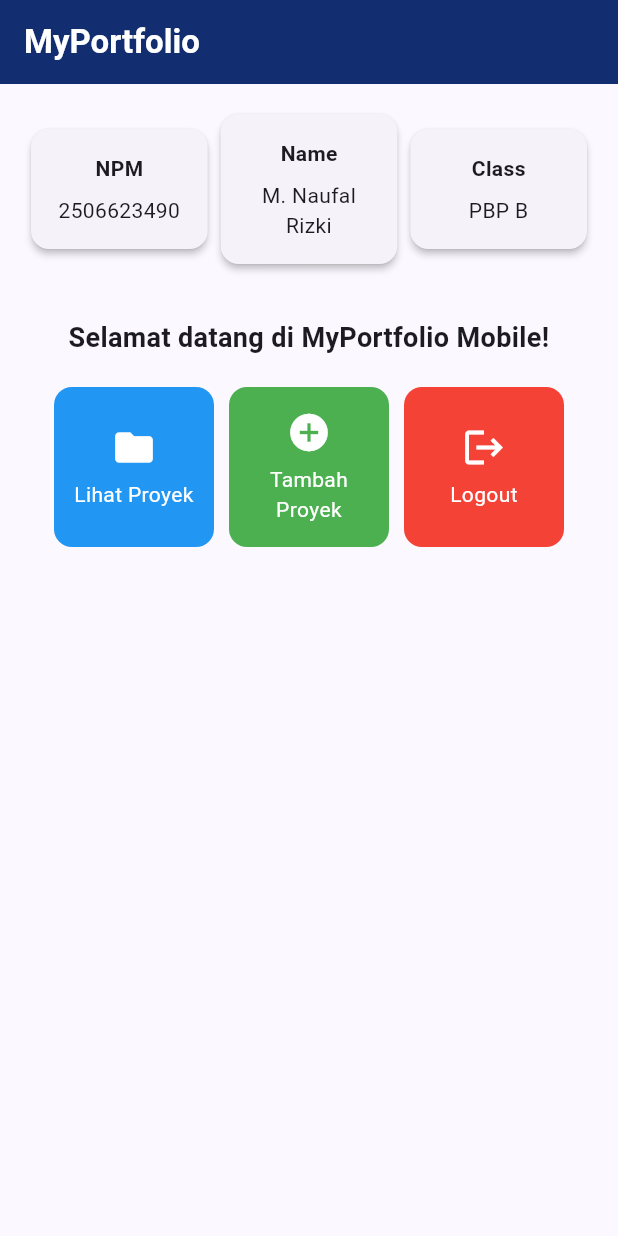
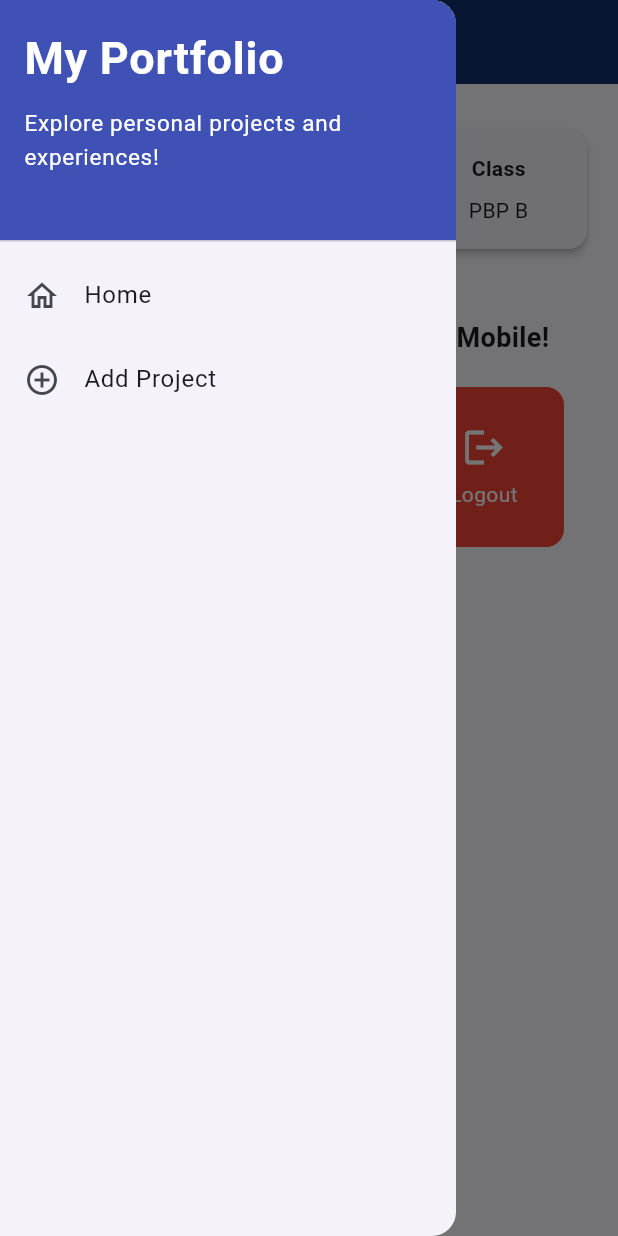
Before and after one commit to mnaufarizkil07-hash/myportofolio_mobile, a Flutter app: the screen it shows after launch, with the side drawer open (before the commit the screen has no drawer), on a phone screen of 412 x 824 dp. Run offline on Flutter 3.47's test engine with Material 3 defaults, Android fonts, the phone set to English and light mode, and no system bars.

Commit message:
feat: implement left drawer navigation menu

```diff
--- a/lib/menu.dart
+++ b/lib/menu.dart
@@ -1,4 +1,5 @@
 import 'package:flutter/material.dart';
+import 'package:myportofolio_mobile/widgets/left_drawer.dart';
 
 // Model untuk merepresentasikan atribut tombol menu aksi
 class ItemHomepage {
@@ -36,7 +37,9 @@ class MyHomePage extends StatelessWidget {
           ),
         ),
         backgroundColor: Theme.of(context).colorScheme.primary,
+        iconTheme: const IconThemeData(color: Colors.white),
       ),
+      drawer: const LeftDrawer(),
       body: Padding(
         padding: const EdgeInsets.all(16.0),
         child: Column(
--- /dev/null
+++ b/lib/widgets/left_drawer.dart
@@ -0,0 +1,62 @@
+import 'package:flutter/material.dart';
+import 'package:myportofolio_mobile/menu.dart';
+
+class LeftDrawer extends StatelessWidget {
+  const LeftDrawer({super.key});
+
+  @override
+  Widget build(BuildContext context) {
+    return Drawer(
+      child: ListView(
+        children: [
+          const DrawerHeader(
+            decoration: BoxDecoration(
+              color: Colors.indigo,
+            ),
+            child: Column(
+              crossAxisAlignment: CrossAxisAlignment.start,
+              children: [
+                Text(
+                  'My Portfolio',
+                  style: TextStyle(
+                    fontSize: 30,
+                    fontWeight: FontWeight.bold,
+                    color: Colors.white,
+                  ),
+                ),
+                SizedBox(height: 10),
+                Text(
+                  'Explore personal projects and experiences!',
+                  style: TextStyle(
+                    fontSize: 15,
+                    color: Colors.white,
+                  ),
+                ),
+              ],
+            ),
+          ),
+          ListTile(
+            leading: const Icon(Icons.home_outlined),
+            title: const Text('Home'),
+            onTap: () {
+              Navigator.pushReplacement(
+                context,
+                MaterialPageRoute(
+                  builder: (context) => const MyHomePage(),
+                ),
+              );
+            },
+          ),
+          ListTile(
+            leading: const Icon(Icons.add_circle_outline),
+            title: const Text('Add Project'),
+            onTap: () {
+              // Akan diarahkan ke ProjectFormPage pada tahap berikutnya
+              Navigator.pop(context);
+            },
+          ),
+        ],
+      ),
+    );
+  }
+}
```
